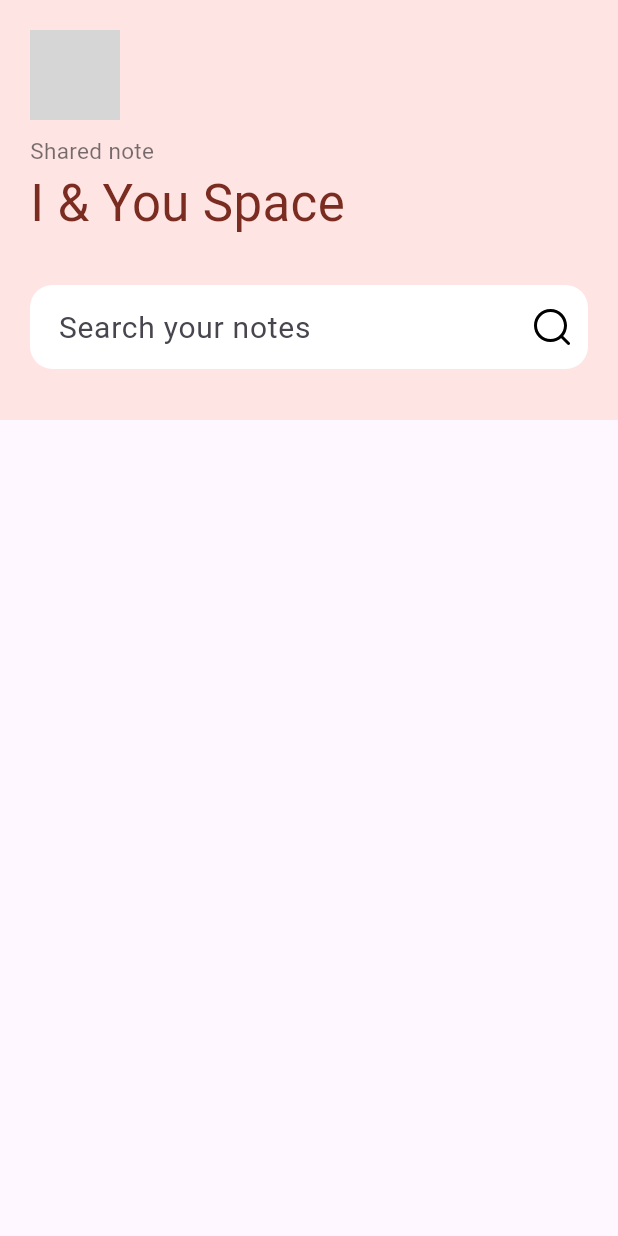
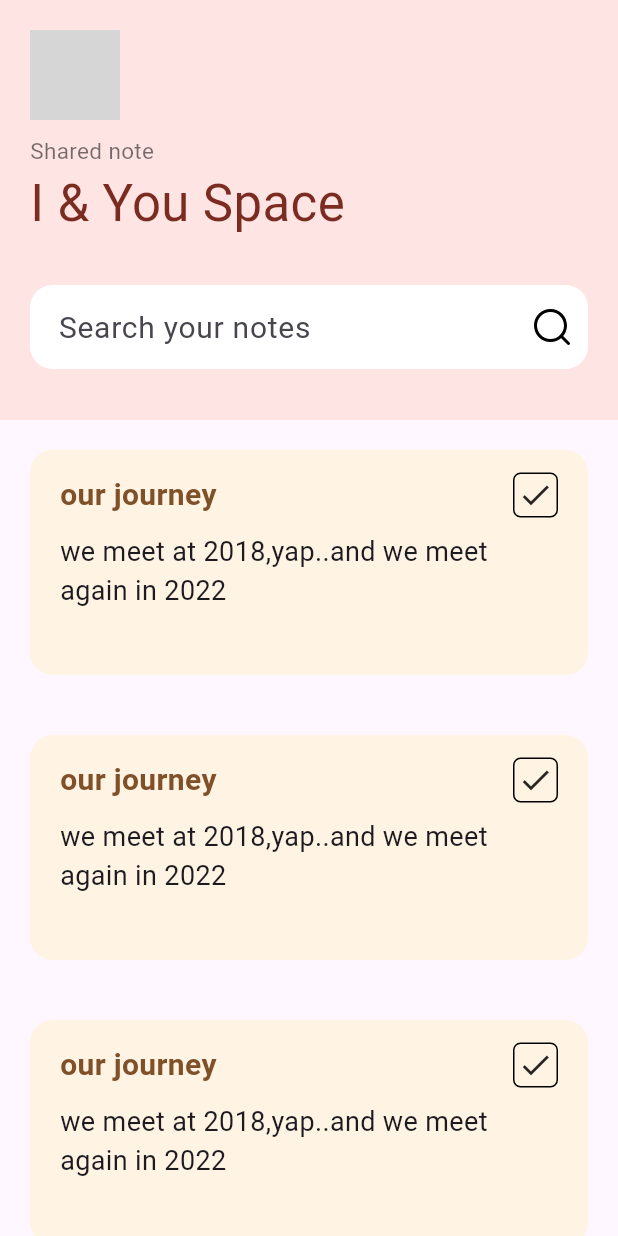
Before and after one commit to muhammedAnjoom/flutter_advance, a Flutter app: the screen it shows after launch, on a phone screen of 412 x 824 dp. Run offline on Flutter 3.47's test engine with Material 2 defaults, Android fonts, the phone set to English and light mode, and no system bars; our stand-ins replace dio, flutter_svg, gallery_saver, google_fonts, image_picker, shared_preferences; network calls fail; grey boxes are pictures that could not be loaded.

Commit message:
todo home card completed

```diff
--- a/todo_list/lib/view/home_screen.dart
+++ b/todo_list/lib/view/home_screen.dart
@@ -68,7 +68,69 @@ class HomeScreen extends StatelessWidget {
                 ),
               ),
             ),
-            Expanded(flex:1,child: Container(),),
+            Expanded(
+              flex: 1,
+              child: SingleChildScrollView(
+                child: Container(
+                  child: Column(
+                    children: [
+                      ListView.builder(
+                          itemCount: 5,
+                          shrinkWrap: true,
+                          physics: NeverScrollableScrollPhysics(),
+                          itemBuilder: (context, index) {
+                            return Container(
+                              padding: EdgeInsets.symmetric(
+                                  vertical: 15, horizontal: 20),
+                              margin: EdgeInsets.symmetric(
+                                  vertical: 20, horizontal: 20),
+                              height: 150,
+                              decoration: BoxDecoration(
+                                  color: Color(0xfffff4e4),
+                                  borderRadius: BorderRadius.circular(15)),
+                              child: Column(
+                                crossAxisAlignment: CrossAxisAlignment.start,
+                                children: [
+                                  Row(
+                                    children: [
+                                      Text(
+                                        "our journey",
+                                        style: TextStyle(
+                                          fontSize: 20,
+                                          fontWeight: FontWeight.w700,
+                                          color: Color(0xF47A4921),
+                                        ),
+                                      ),
+                                      Spacer(),
+                                      Container(
+                                        width: 30,
+                                        height: 30,
+                                        decoration: BoxDecoration(
+                                            border: Border.all(),
+                                            borderRadius:
+                                                BorderRadius.circular(5)),
+                                        child: Icon(Icons.check),
+                                      )
+                                    ],
+                                  ),
+                                  SizedBox(
+                                    height: 10,
+                                  ),
+                                  Text(
+                                    "we meet at 2018,yap..and we meet again in 2022",
+                                    style: TextStyle(
+                                      fontSize: 18,
+                                    ),
+                                  ),
+                                ],
+                              ),
+                            );
+                          })
+                    ],
+                  ),
+                ),
+              ),
+            ),
           ],
         ),
       ),
```
